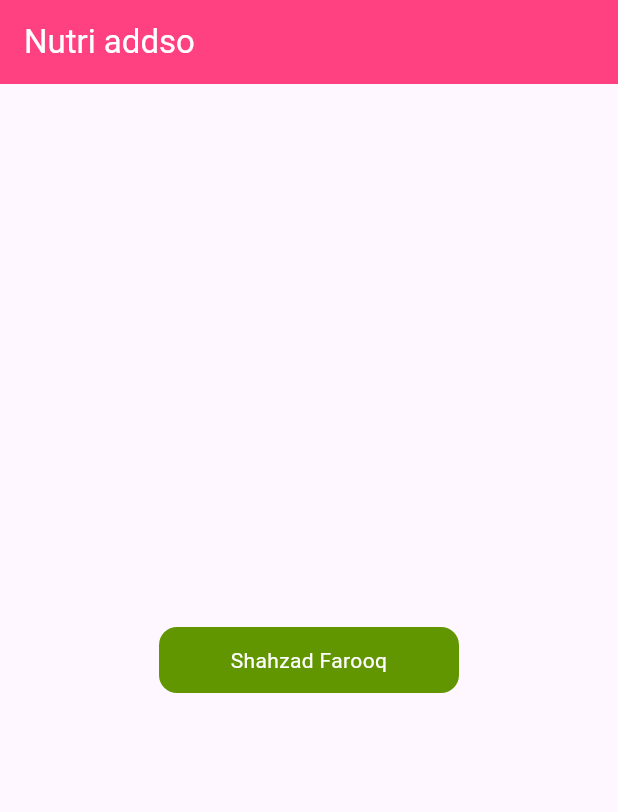
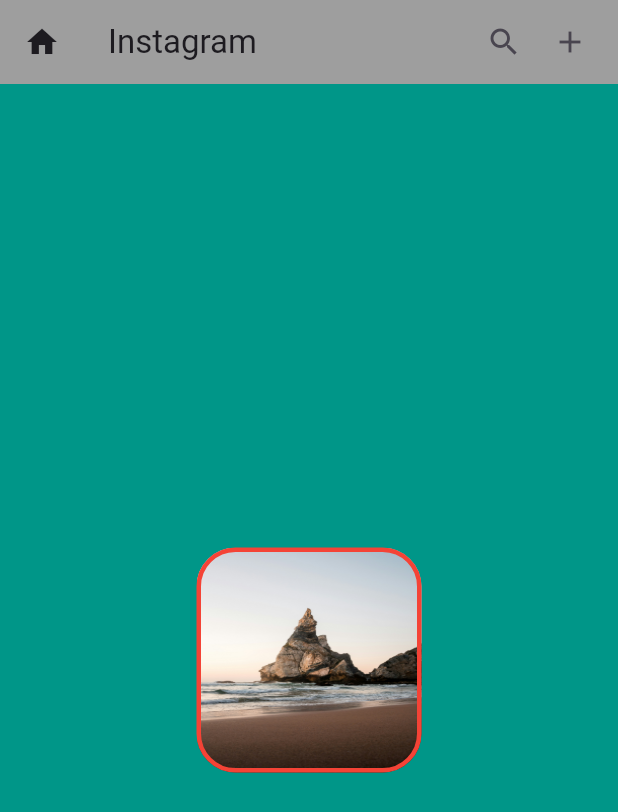
Before and after one commit to crindalwalt/App-Dev-002, a Flutter app: the screen it shows after launch, on a phone screen of 412 x 824 dp. Shown: the top 812 px of the screen. Run offline on Flutter 3.47's test engine with Material 3 defaults, Android fonts, the phone set to English and light mode, and no system bars.

Commit message:
container done again

```diff
--- a/lib/main.dart
+++ b/lib/main.dart
@@ -3,41 +3,48 @@ import 'package:flutter/material.dart';
 void main() {
   runApp(MaterialApp(
     debugShowCheckedModeBanner: false,
-    home: HomePage(),
+    home: HomeScreen(),
   ));
 }
 
-class HomePage extends StatelessWidget {
-  String content = "Shahzad Farooq";
-
+class HomeScreen extends StatelessWidget {
   @override
   Widget build(BuildContext context) {
     return Scaffold(
+      backgroundColor: Colors.teal,
       appBar: AppBar(
-        backgroundColor: Colors.pinkAccent,
-        title: const Text(
-          "Nutri addso",
-          style: TextStyle(color: Colors.white),
-        ),
+        leading: Icon(Icons.home),
+        title: Text("Instagram"),
+        backgroundColor: Colors.grey,
+        actions: [
+          Icon(Icons.search),
+          Padding(
+            padding: EdgeInsets.symmetric(horizontal: 20),
+            child: Icon(Icons.add),
+          ),
+        ],
       ),
       body: Center(
-        child: Container(
-          decoration: BoxDecoration(
-            color: const Color.fromARGB(255, 97, 150, 0),
-            borderRadius: BorderRadius.circular(12),
+          child: Container(
+        decoration: BoxDecoration(
+          color: Colors.green,
+          borderRadius: BorderRadius.circular(26),
+          border: Border.all(
+            width: 3,
+            color: Colors.red,
+            style: BorderStyle.solid,
           ),
-          padding: EdgeInsets.symmetric(horizontal: 24, vertical: 12),
-          width: 200,
-          // height: 100,
-          child: Text(
-            content,
-            textAlign: TextAlign.center,
-            style: const TextStyle(
-              color: Colors.white,
-            ),
+          image: DecorationImage(
+            fit: BoxFit.fill,
+              image: AssetImage("assets/images/box_bg.jpg")
           ),
         ),
-      ),
+        padding: EdgeInsets.all(10),
+        margin: EdgeInsets.zero,
+        width: 150,
+        height: 150,
+
+      )),
     );
   }
 }
```
Also changed, not shown: history/container.dart (added, +43 -0 lines), pubspec.yaml (+3 -4 lines), assets/images/box_bg.jpg (added).
